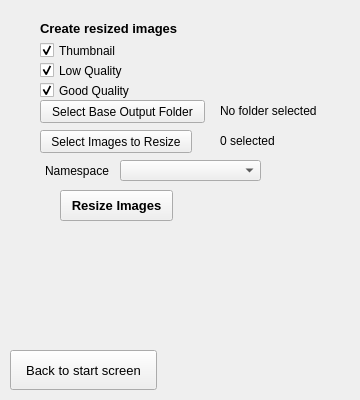
Qt form src/generatewebsite.ui (kopolzin/bioimages-collection-manager) before a commit.
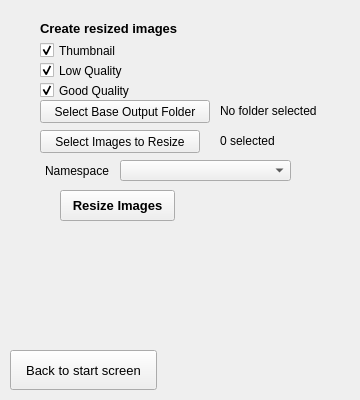
The same form after that commit. Icons and pictures are not drawn.

```diff
--- a/src/generatewebsite.ui
+++ b/src/generatewebsite.ui
@@ -43,7 +43,7 @@
     <rect>
      <x>40</x>
      <y>20</y>
-     <width>164</width>
+     <width>170</width>
      <height>17</height>
     </rect>
    </property>
@@ -120,7 +120,7 @@
     <rect>
      <x>220</x>
      <y>130</y>
-     <width>81</width>
+     <width>100</width>
      <height>21</height>
     </rect>
    </property>
@@ -146,7 +146,7 @@
     <rect>
      <x>40</x>
      <y>130</y>
-     <width>152</width>
+     <width>160</width>
      <height>23</height>
     </rect>
    </property>
@@ -159,7 +159,7 @@
     <rect>
      <x>40</x>
      <y>100</y>
-     <width>165</width>
+     <width>170</width>
      <height>23</height>
     </rect>
    </property>
@@ -172,7 +172,7 @@
     <rect>
      <x>60</x>
      <y>190</y>
-     <width>113</width>
+     <width>115</width>
      <height>31</height>
     </rect>
    </property>
@@ -192,7 +192,7 @@
     <rect>
      <x>45</x>
      <y>160</y>
-     <width>71</width>
+     <width>75</width>
      <height>21</height>
     </rect>
    </property>
@@ -205,13 +205,13 @@
     <rect>
      <x>120</x>
      <y>160</y>
-     <width>141</width>
+     <width>171</width>
      <height>21</height>
     </rect>
    </property>
    <property name="font">
     <font>
-     <pointsize>10</pointsize>
+     <pointsize>8</pointsize>
     </font>
    </property>
   </widget>
```
Left out of the diff: 1 changed line with no effect on the pictures.
